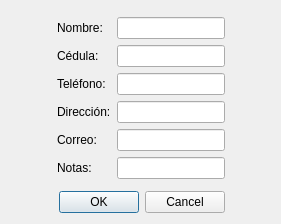
This is AbogadosDesktop/src/gui/uis/nuevaPersona.ui in ehmsoft/Desktop as Qt 5 draws it before an edit. The edited form follows.
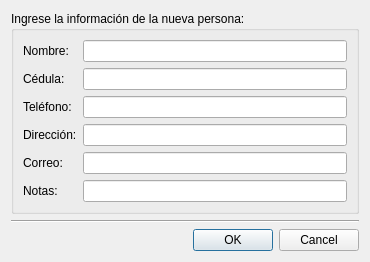
This is the edited form.

Commit message: Se mejora la estética para los diálogos

Patch:
```diff
--- a/AbogadosDesktop/src/gui/uis/nuevaPersona.ui
+++ b/AbogadosDesktop/src/gui/uis/nuevaPersona.ui
@@ -6,28 +6,49 @@
    <rect>
     <x>0</x>
     <y>0</y>
-    <width>281</width>
-    <height>224</height>
+    <width>370</width>
+    <height>234</height>
    </rect>
   </property>
+  <property name="sizePolicy">
+   <sizepolicy hsizetype="Preferred" vsizetype="Fixed">
+    <horstretch>0</horstretch>
+    <verstretch>0</verstretch>
+   </sizepolicy>
+  </property>
+  <property name="maximumSize">
+   <size>
+    <width>16777215</width>
+    <height>250</height>
+   </size>
+  </property>
   <property name="windowTitle">
    <string>Nueva persona</string>
   </property>
   <layout class="QGridLayout" name="gridLayout">
-   <item row="1" column="2">
-    <spacer name="horizontalSpacer_2">
+   <item row="3" column="0">
+    <widget class="QDialogButtonBox" name="buttonBox">
      <property name="orientation">
       <enum>Qt::Horizontal</enum>
      </property>
-     <property name="sizeHint" stdset="0">
-      <size>
-       <width>40</width>
-       <height>20</height>
-      </size>
+     <property name="standardButtons">
+      <set>QDialogButtonBox::Cancel|QDialogButtonBox::Ok</set>
      </property>
-    </spacer>
+    </widget>
    </item>
-   <item row="1" column="1">
+   <item row="0" column="0">
+    <widget class="QGroupBox" name="groupBox">
+     <property name="sizePolicy">
+      <sizepolicy hsizetype="Preferred" vsizetype="Fixed">
+       <horstretch>0</horstretch>
+       <verstretch>0</verstretch>
+      </sizepolicy>
+     </property>
+     <property name="title">
+      <string>Ingrese la información de la nueva persona:</string>
+     </property>
+     <layout class="QGridLayout" name="gridLayout_2">
+      <item row="0" column="0">
     <layout class="QFormLayout" name="formLayout">
      <property name="fieldGrowthPolicy">
       <enum>QFormLayout::ExpandingFieldsGrow</enum>
@@ -112,60 +133,17 @@
      </item>
     </layout>
    </item>
-   <item row="3" column="1">
-    <widget class="QDialogButtonBox" name="buttonBox">
-     <property name="sizePolicy">
-      <sizepolicy hsizetype="Expanding" vsizetype="Fixed">
-       <horstretch>0</horstretch>
-       <verstretch>0</verstretch>
-      </sizepolicy>
-     </property>
-     <property name="orientation">
-      <enum>Qt::Horizontal</enum>
-     </property>
-     <property name="standardButtons">
-      <set>QDialogButtonBox::Cancel|QDialogButtonBox::Ok</set>
-     </property>
+     </layout>
+     <zorder>layoutWidget</zorder>
+     <zorder>line</zorder>
     </widget>
    </item>
    <item row="1" column="0">
-    <spacer name="horizontalSpacer">
+    <widget class="Line" name="line">
      <property name="orientation">
       <enum>Qt::Horizontal</enum>
      </property>
-     <property name="sizeHint" stdset="0">
-      <size>
-       <width>40</width>
-       <height>20</height>
-      </size>
-     </property>
-    </spacer>
-   </item>
-   <item row="2" column="1">
-    <spacer name="verticalSpacer">
-     <property name="orientation">
-      <enum>Qt::Vertical</enum>
-     </property>
-     <property name="sizeHint" stdset="0">
-      <size>
-       <width>20</width>
-       <height>40</height>
-      </size>
-     </property>
-    </spacer>
-   </item>
-   <item row="0" column="1">
-    <spacer name="verticalSpacer_2">
-     <property name="orientation">
-      <enum>Qt::Vertical</enum>
-     </property>
-     <property name="sizeHint" stdset="0">
-      <size>
-       <width>20</width>
-       <height>40</height>
-      </size>
-     </property>
-    </spacer>
+    </widget>
    </item>
   </layout>
  </widget>
```
Left out of the diff: 9 changed lines with no effect on the pictures. Lines whose indentation alone changed are shown as unchanged. The commit also changes 1 other file.
